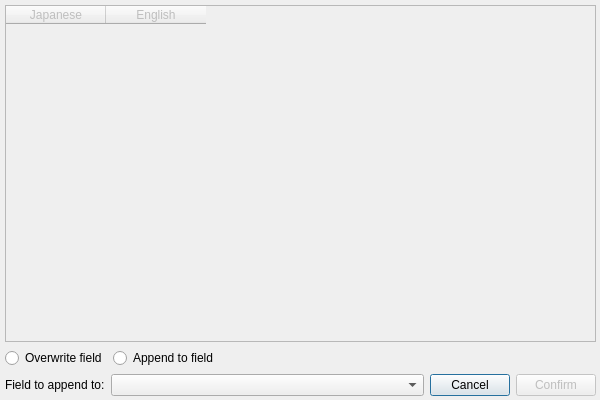
Above: nihongo_companion/gui/designer/SelectExamples.ui from northy/anki-nihongo-companion before the change. Below: the same form after it.
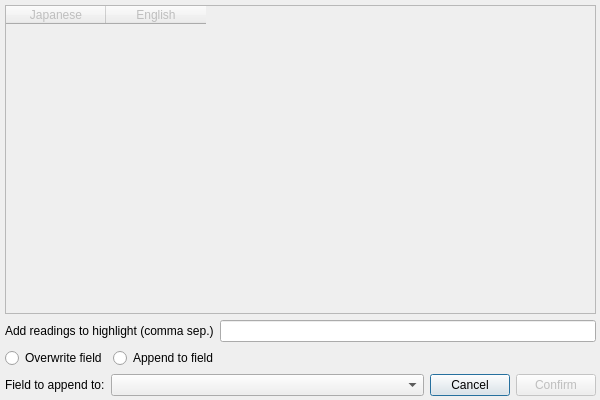
That is the form after the change.

Commit message: Add option to manually add readings to highlight

Patch:
```diff
--- a/nihongo_companion/gui/designer/SelectExamples.ui
+++ b/nihongo_companion/gui/designer/SelectExamples.ui
@@ -79,6 +79,20 @@
       </column>
      </widget>
     </item>
+    <item>
+     <layout class="QHBoxLayout" name="hlReadings">
+      <item>
+       <widget class="QLabel" name="labelReadings">
+        <property name="text">
+         <string>Add readings to highlight (comma sep.)</string>
+        </property>
+       </widget>
+      </item>
+      <item>
+       <widget class="QLineEdit" name="leReadings"/>
+      </item>
+     </layout>
+    </item>
     <item>
      <layout class="QHBoxLayout" name="horizontalLayout_3">
       <property name="sizeConstraint">
```
The commit also changes 4 other files.
